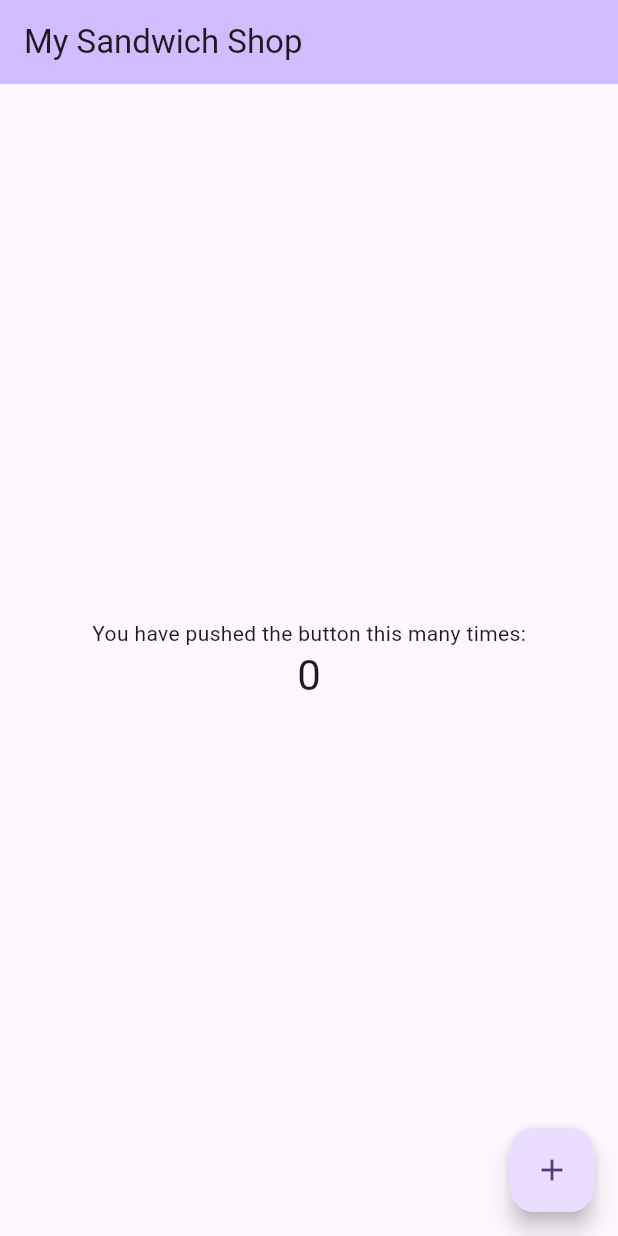
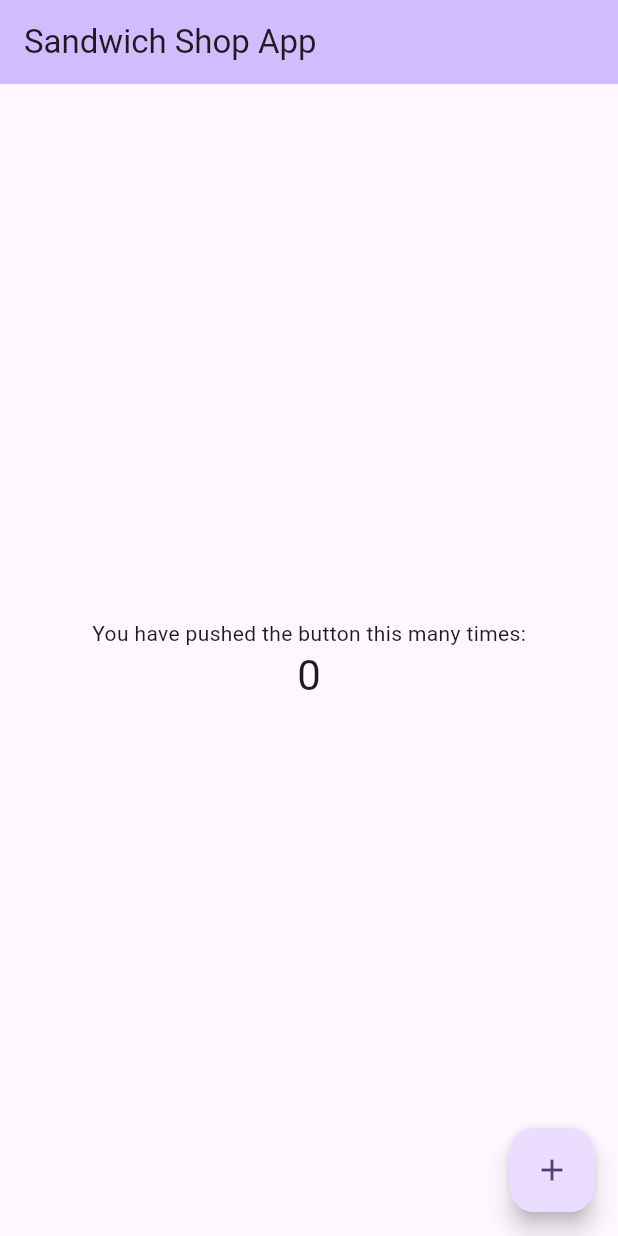
Before and after one commit to Joyeehing/dartprogramming--Y2-, a Flutter app: the screen it shows after launch, on a phone screen of 412 x 824 dp. Run offline on Flutter 3.47's test engine with Material 3 defaults, Android fonts, the phone set to English and light mode, and no system bars.

Commit message:
change AppBar title to sandwich shop app

```diff
--- a/sandwhich_shop/lib/main.dart
+++ b/sandwhich_shop/lib/main.dart
@@ -30,7 +30,7 @@ class MyApp extends StatelessWidget {
         // tested with just a hot reload.
         colorScheme: ColorScheme.fromSeed(seedColor: Colors.deepPurple),
       ),
-      home: const MyHomePage(title: 'My Sandwich Shop'),
+      home: const MyHomePage(title: 'Sandwich Shop App'),
     );
   }
 }
```
